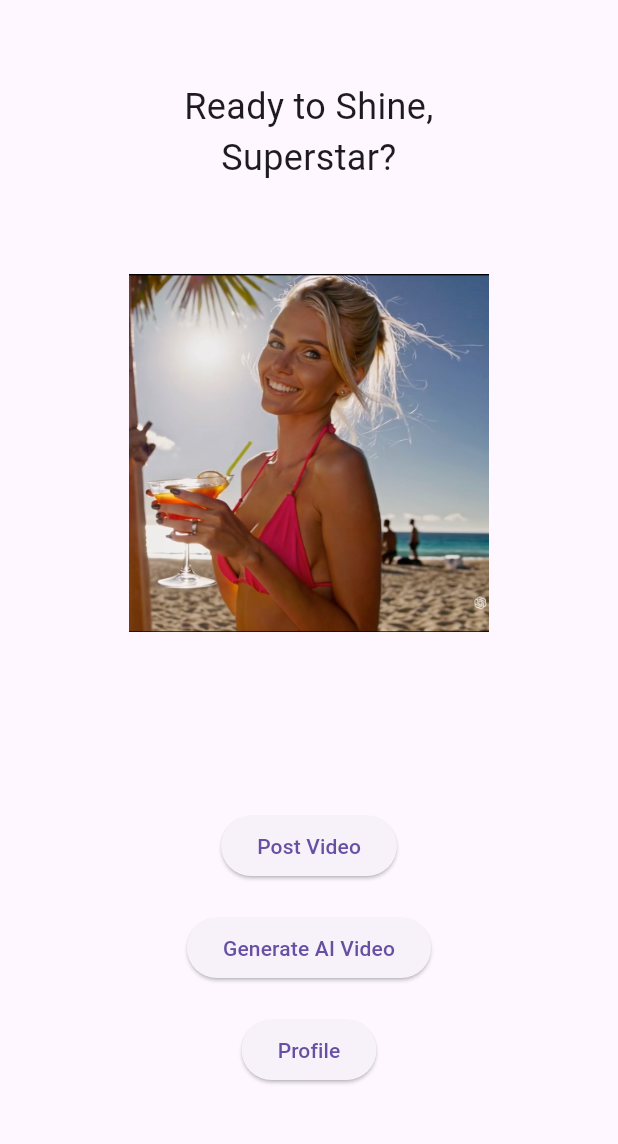
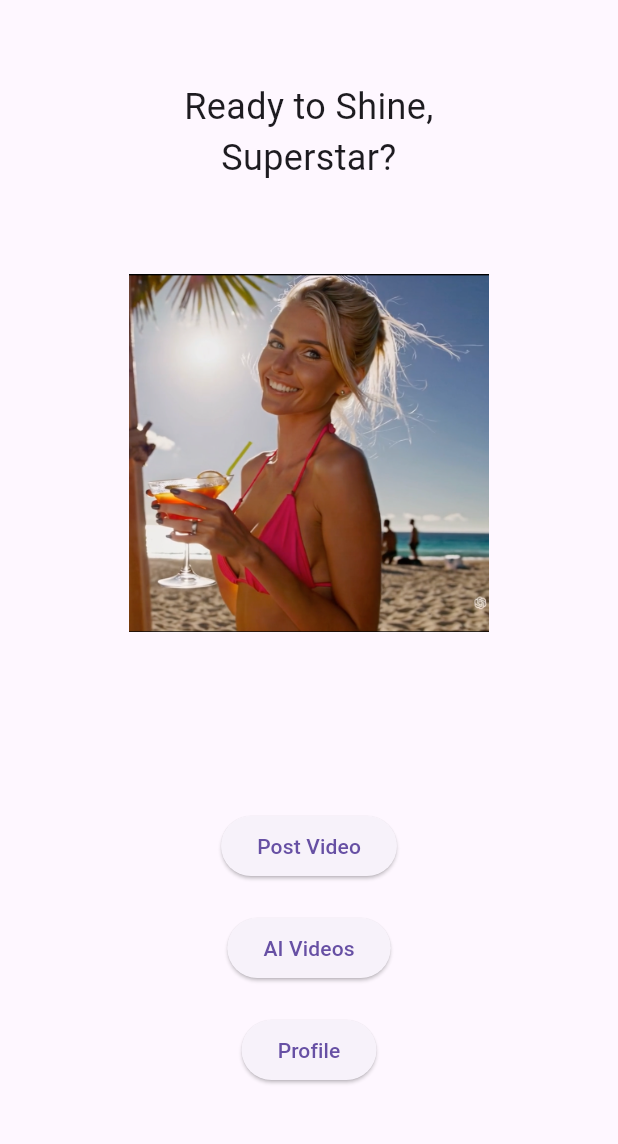
Before and after one commit to patcazi/ReelAI2, a Flutter app: the LandingPage screen opened directly, on a phone screen of 412 x 824 dp, the part 63-1207 px from its top. Run offline on Flutter 3.47's test engine with Material 3 defaults, Android fonts, the phone set to English and light mode, and no system bars; our stand-ins replace cloud_firestore, firebase_auth, firebase_core, firebase_storage, image_picker, video_player; missing offline and left inert: video_thumbnail; accounts and stored records are empty; generated files the repository leaves out were written again.

Commit message:
Rename 'Generate AI Video' to 'AI Videos' on Ready to Shine screen, and 'Pick Image' to 'Generate Video' on next screen

```diff
--- a/lib/ai_image_upload_screen.dart
+++ b/lib/ai_image_upload_screen.dart
@@ -185,7 +185,7 @@ class _AiImageUploadScreenState extends State<AiImageUploadScreen> {
               children: [
                 ElevatedButton(
                   onPressed: _pickImage,
-                  child: const Text('Pick Image'),
+                  child: const Text('Generate Video'),
                 ),
                 const SizedBox(height: 10),
                 ElevatedButton(
--- a/lib/main.dart
+++ b/lib/main.dart
@@ -337,7 +337,7 @@ class _LandingPageState extends State<LandingPage> {
                           MaterialPageRoute(builder: (context) => const AiImageUploadScreen()),
                         );
                       },
-                      child: const Text('Generate AI Video'),
+                      child: const Text('AI Videos'),
                     ),
                     const SizedBox(height: 20),
                     ElevatedButton(
```
